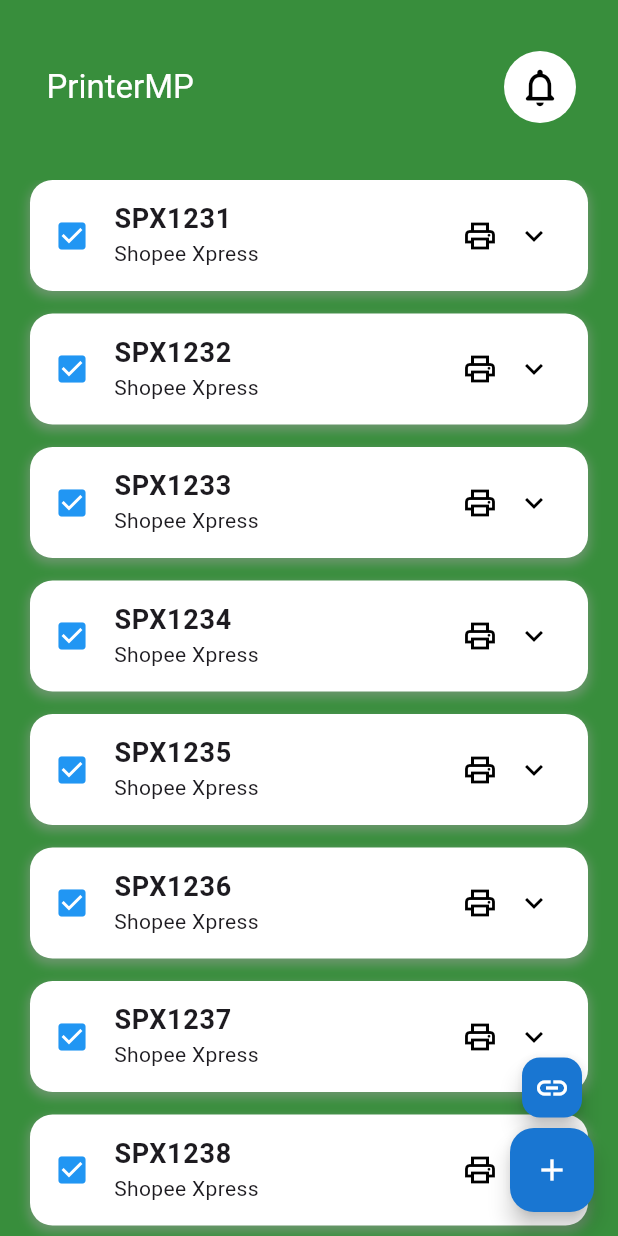
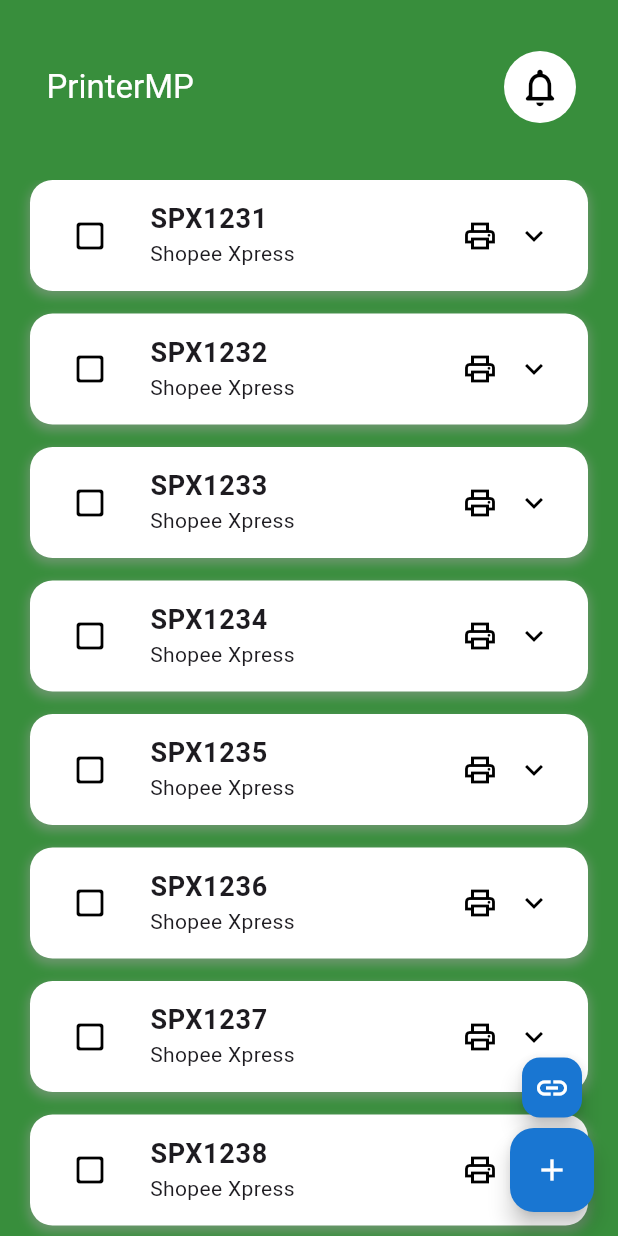
Before and after one commit to annasnurdin/printer_marketplace, a Flutter app: the screen it shows after launch, on a phone screen of 412 x 824 dp. Run offline on Flutter 3.47's test engine with Material 3 defaults, Android fonts, the phone set to English and light mode, and no system bars; Roboto replaces fonts that are missing (Poppins).

Commit message:
Expansion tile collapse fix

```diff
--- a/lib/model/pesanan_model.dart
+++ b/lib/model/pesanan_model.dart
@@ -1,9 +1,13 @@
+import 'package:flutter/material.dart';
+
 class Pesanan {
   final String nomorResi;
   final String alamat;
   final String kurir;
   final String produk;
   bool expand = false;
+  bool sudahPrint = false;
+  ExpansionTileController controller = ExpansionTileController();
   Pesanan(
     this.nomorResi,
     this.alamat,
--- a/lib/pages/home.dart
+++ b/lib/pages/home.dart
@@ -1,3 +1,8 @@
+//TODO
+/*
+
+*/
+
 import 'package:flutter/material.dart';
 import 'package:printer_marketplace/model/pesanan_model.dart';
 import 'package:printer_marketplace/themes/colors.dart';
@@ -102,24 +107,31 @@
                       splashColor: Colors.transparent,
                       highlightColor: Colors.transparent,
                       expansionTileTheme: const ExpansionTileThemeData(
-                        iconColor: Colors.black, // Warna ikon saat tile terbuka
-                        collapsedIconColor:
-                            Colors.black, // Warna ikon saat tile tertutup
+                        iconColor: Colors.black,
+                        collapsedIconColor: Colors.black,
                       ),
                     ),
                     child: ExpansionTile(
+                      controller: pesanan[index].controller,
                       expandedAlignment: Alignment.topLeft,
                       trailing: Row(
                         mainAxisSize: MainAxisSize.min,
                         children: [
                           IconButton(
-                            onPressed: () {},
+                            onPressed: () {
+                              setState(() {
+                                pesanan[index].sudahPrint = true;
+                              });
+                              if (pesanan[index].controller.isExpanded) {
+                                pesanan[index].controller.collapse();
+                              }
+                            },
                             icon: const Icon(Icons.print_outlined),
                             tooltip: 'Print Alamat',
                           ),
                           AnimatedRotation(
                             turns: pesanan[index].expand ? 0.5 : 0.0,
-                            duration: const Duration(milliseconds: 300),
+                            duration: const Duration(milliseconds: 350),
                             child: const Icon(Icons.keyboard_arrow_down),
                           ),
                         ],
@@ -129,7 +141,17 @@
                           pesanan[index].expand = expanded;
                         });
                       },
-                      leading: const Icon(Icons.check_box, color: Colors.blue),
+                      leading: IconButton(
+                        icon: Icon(pesanan[index].sudahPrint
+                            ? Icons.check_box
+                            : Icons.check_box_outline_blank_rounded),
+                        onPressed: () {
+                          setState(() {
+                            pesanan[index].sudahPrint =
+                                !pesanan[index].sudahPrint;
+                          });
+                        },
+                      ),
                       title: Text(
                         pesanan[index].nomorResi,
                         style: const TextStyle(
--- /dev/null
+++ b/lib/pages/tambah_pesanan.dart
@@ -0,0 +1,4 @@
+//TODO
+/*
+BUAT HALAMAN INI
+*/
```
